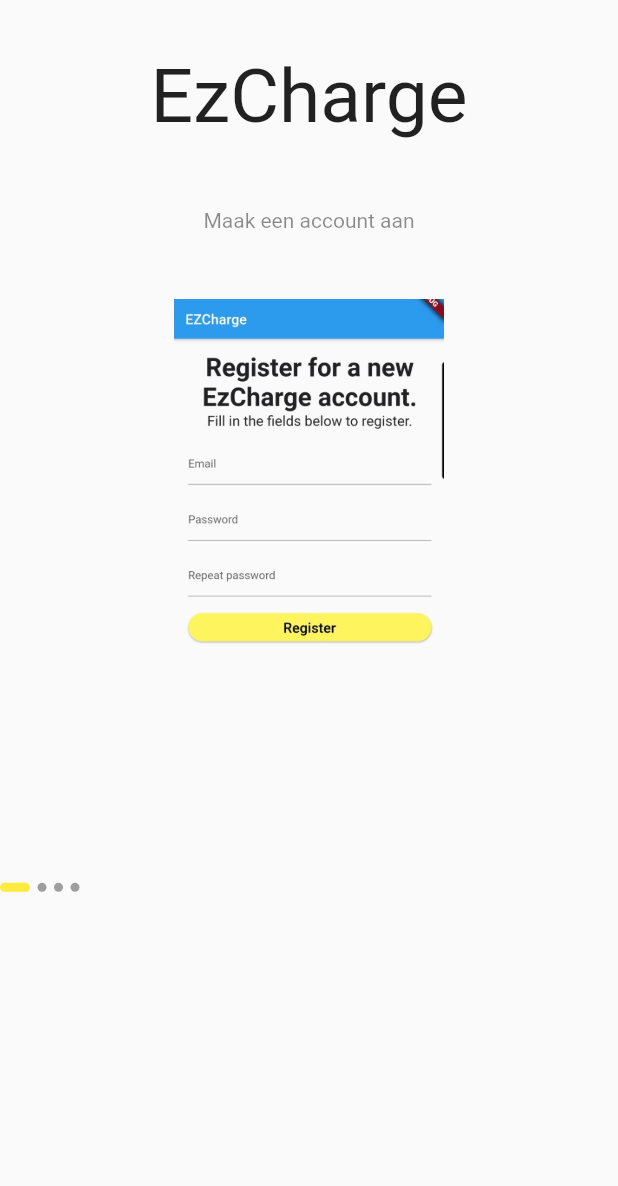
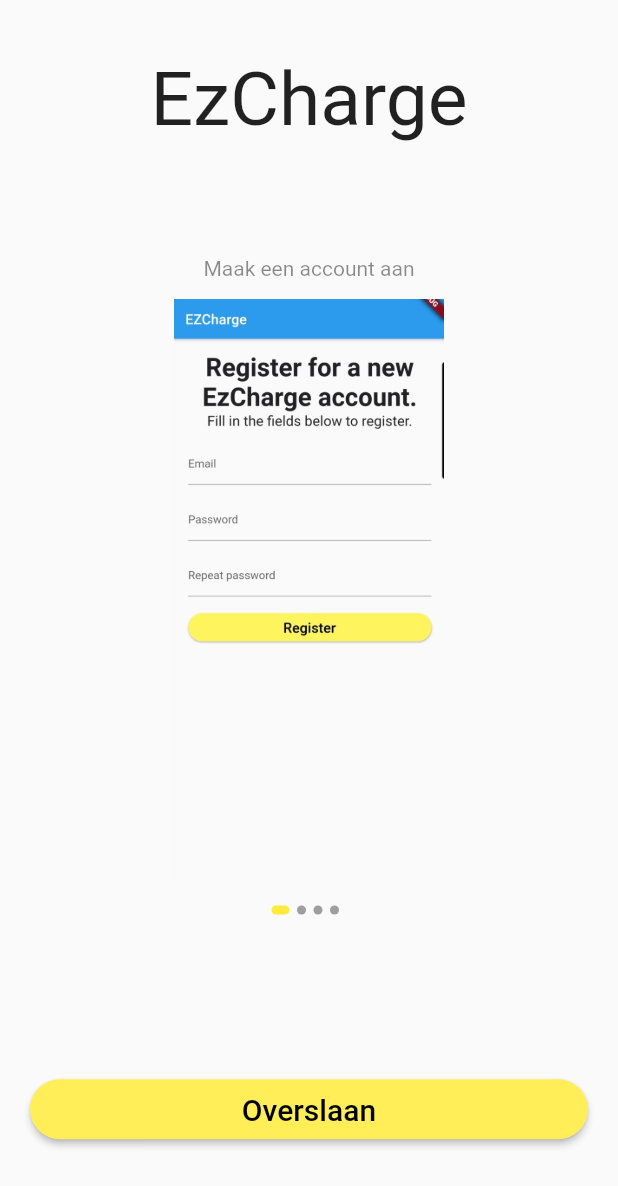
Before and after one commit to KWgroot/ez_charge, a Flutter app: the Onboarding screen opened directly, on a phone screen of 412 x 824 dp. Shown: the top 1186 px of the screen. Run offline on Flutter 3.47's test engine with Material 2 defaults, Android fonts, the phone set to English and light mode, and no system bars; our stand-ins replace cloud_firestore, device_info, firebase_auth, firebase_core, firebase_dynamic_links, fluttertoast; missing offline and left inert: flutter_barcode_scanner; accounts and stored records are empty.

Commit message:
onboarding is done

```diff
--- a/lib/app/onboarding/body.dart
+++ b/lib/app/onboarding/body.dart
@@ -52,13 +52,39 @@ class _body extends State<body> {
             ),
             Expanded(
               flex: 2,
+              child: Padding(
+                padding: EdgeInsets.symmetric(horizontal: 20),
                 child: Column(
                   children: <Widget>[
+                    Spacer(flex: 1,),
                     Row(
+                      mainAxisAlignment: MainAxisAlignment.center ,
                       children: List.generate(onboardingData.length, (index) => buildDot(index: index)),
+                    ),
+                    Spacer(flex: 7,),
+                    ButtonTheme(
+                        minWidth: double.infinity,
+                        height: 40.0,
+                        child: RaisedButton(
+                            color: Colors.yellow[400],
+                            shape: RoundedRectangleBorder(
+                                borderRadius: BorderRadius.circular(20)
+                            ),
+                            child: Text(
+                              'Overslaan',
+                              style: TextStyle(
+                                  color: Colors.black,
+                                  fontSize: 20.0
+                              ),
+                            ),
+                            onPressed: () {Navigator.of(context).pop();}
                         )
+                    ),
+                    Spacer(flex: 4,)
                   ],
                 ),
+              ),
+
             )
           ],
         ),
@@ -71,7 +97,7 @@ class _body extends State<body> {
       duration: ANIMATION_DURATION,
       margin: EdgeInsets.only(right: 5),
       height: 6,
-      width: currentPage == index ? 20 : 6,
+      width: currentPage == index ? 12 : 6,
       decoration: BoxDecoration(
         color: currentPage == index ? SELECTED_DOT : UNSELECTED_DOT,
         borderRadius:  BorderRadius.circular(3)
@@ -94,7 +120,7 @@ class OnboardingContent extends StatelessWidget {
     return Column(
       children: [
         Spacer(
-          flex: 4,
+          flex: 3,
         ),
         Text(
           "EzCharge",
@@ -103,7 +129,7 @@ class OnboardingContent extends StatelessWidget {
           )
         ),
         Spacer(
-          flex: 5,
+          flex: 6,
         ),
         Text(
           text,
@@ -113,7 +139,7 @@ class OnboardingContent extends StatelessWidget {
           textAlign: TextAlign.center,
         ),
         Spacer(
-          flex: 5,
+          flex: 1,
         ),
         Image.asset(
           image,
--- a/pubspec.yaml
+++ b/pubspec.yaml
@@ -30,6 +30,7 @@ dependencies:
   flutter_barcode_scanner: any
   firebase_dynamic_links: ^0.5.0+11
   http: ^0.12.2
+  device_info: ^0.4.0+1
 
   # The following adds the Cupertino Icons font to your application.
   # Use with the CupertinoIcons class for iOS style icons.
```
Also changed, not shown: lib/app/main.dart (+26 -2 lines), pubspec.lock. Lines whose indentation alone changed are shown as unchanged.
